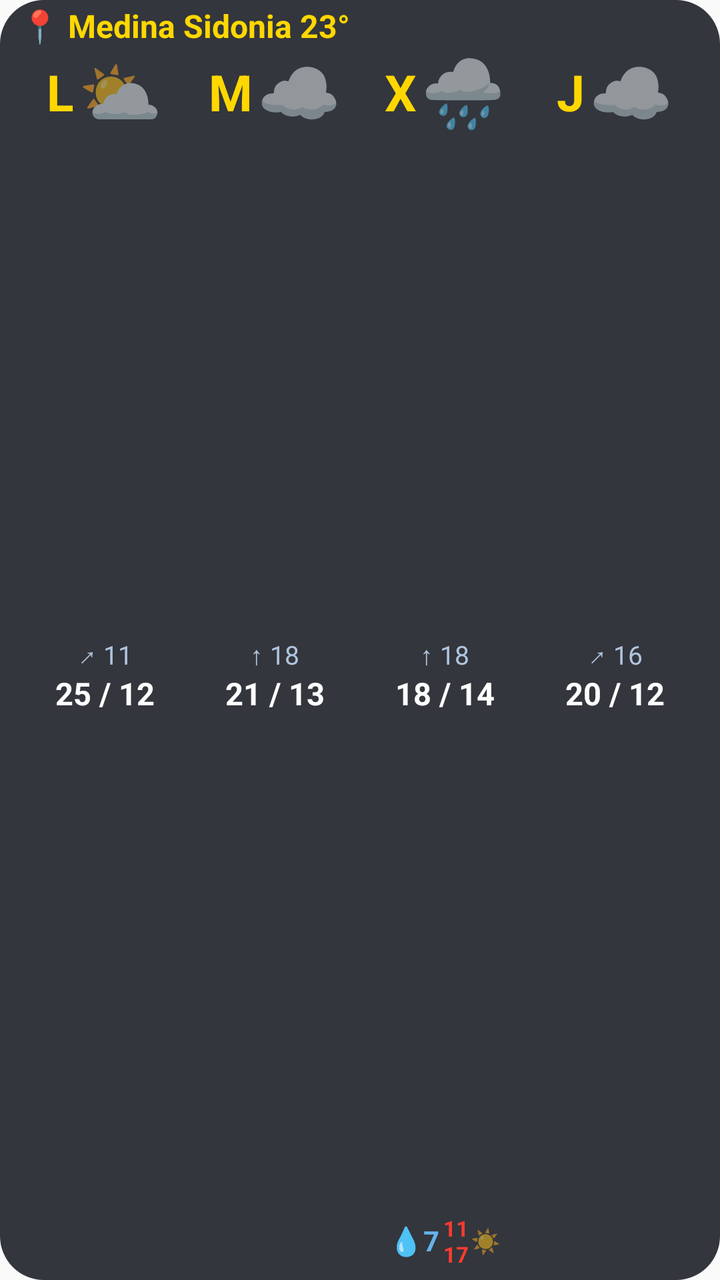
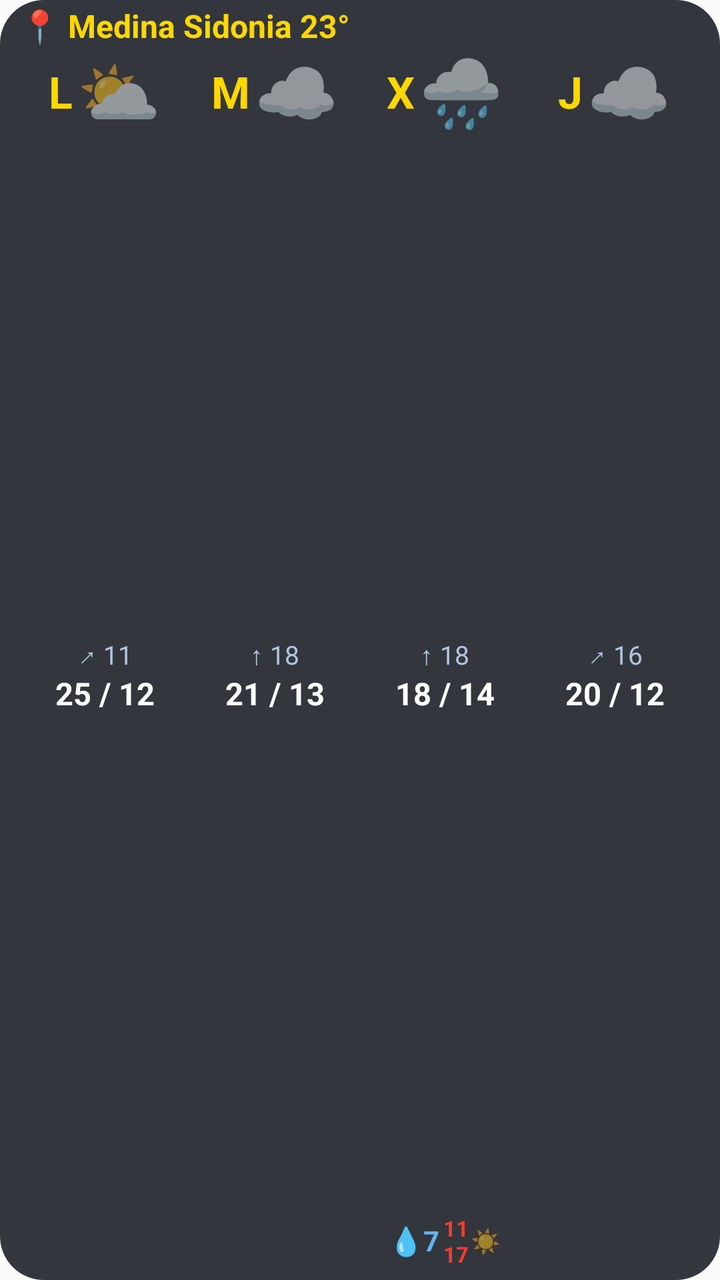

Screens rendered from an Android XML layout before and after an edit, with the pre-edit source and the edit as a unified diff.
<!-- AndroidManifest.xml: application theme Theme.AemetWidget -->
<!-- res/layout/widget_weather.xml -->
<?xml version="1.0" encoding="utf-8"?>
<LinearLayout xmlns:android="http://schemas.android.com/apk/res/android"
    android:id="@+id/widgetRoot"
    android:layout_width="match_parent"
    android:layout_height="match_parent"
    android:background="@drawable/bg_widget"
    android:orientation="vertical"
    android:paddingStart="10dp"
    android:paddingEnd="10dp"
    android:paddingTop="4dp"
    android:paddingBottom="4dp">

    
    <LinearLayout
        android:layout_width="match_parent"
        android:layout_height="wrap_content"
        android:gravity="center_vertical"
        android:orientation="horizontal"
        android:layout_marginBottom="2dp">

        <TextView
            android:id="@+id/tvHeaderCityTemp"
            android:layout_width="0dp"
            android:layout_height="wrap_content"
            android:layout_weight="1"
            android:ellipsize="end"
            android:includeFontPadding="false"
            android:singleLine="true"
            android:text="📍 Medina Sidonia 23°"
            android:textColor="#FFD700"
            android:textSize="16sp"
            android:textStyle="bold" />

        <TextView
            android:id="@+id/tvUpdateTime"
            android:layout_width="wrap_content"
            android:layout_height="wrap_content"
            android:includeFontPadding="false"
            android:text=""
            android:textColor="#A0AEC0"
            android:textSize="11.5sp" />
    </LinearLayout>

    
    <LinearLayout
        android:layout_width="match_parent"
        android:layout_height="0dp"
        android:layout_weight="1"
        android:orientation="horizontal"
        android:weightSum="4">

        
        <LinearLayout
            android:id="@+id/card0"
            android:layout_width="0dp"
            android:layout_height="match_parent"
            android:layout_weight="1"
            android:gravity="center_horizontal"
            android:orientation="vertical"
            android:paddingTop="2dp"
            android:paddingBottom="2dp">

            
            <LinearLayout
                android:layout_width="wrap_content"
                android:layout_height="wrap_content"
                android:gravity="center_vertical"
                android:orientation="horizontal">

                <TextView
                    android:id="@+id/day0"
                    android:layout_width="wrap_content"
                    android:layout_height="wrap_content"
                    android:layout_marginEnd="2dp"
                    android:includeFontPadding="false"
                    android:text="L"
                    android:textColor="#FFD700"
                    android:textSize="25sp"
                    android:textStyle="bold" />

                <TextView
                    android:id="@+id/icon0"
                    android:layout_width="wrap_content"
                    android:layout_height="wrap_content"
                    android:includeFontPadding="false"
                    android:text="⛅"
                    android:textSize="34sp" />
            </LinearLayout>

            <ImageView
                android:layout_width="0dp"
                android:layout_height="0dp"
                android:layout_weight="1"
                android:contentDescription="@null"
                android:visibility="invisible" />

            
            <LinearLayout
                android:layout_width="wrap_content"
                android:layout_height="wrap_content"
                android:gravity="center_vertical"
                android:orientation="horizontal">

                <TextView
                    android:id="@+id/wind0"
                    android:layout_width="wrap_content"
                    android:layout_height="wrap_content"
                    android:includeFontPadding="false"
                    android:singleLine="true"
                    android:text="↗ 11"
                    android:textColor="#B0C4DE"
                    android:textSize="13sp" />

                <TextView
                    android:id="@+id/alertBell0"
                    android:layout_width="wrap_content"
                    android:layout_height="wrap_content"
                    android:layout_marginStart="2dp"
                    android:includeFontPadding="false"
                    android:singleLine="true"
                    android:text="🔔"
                    android:textSize="12.5sp"
                    android:visibility="gone" />
            </LinearLayout>

            
            <TextView
                android:id="@+id/temp0"
                android:layout_width="wrap_content"
                android:layout_height="wrap_content"
                android:layout_marginTop="2dp"
                android:includeFontPadding="false"
                android:singleLine="true"
                android:text="25 / 12"
                android:textColor="#FFFFFF"
                android:textSize="15.5sp"
                android:textStyle="bold" />

            <ImageView
                android:layout_width="0dp"
                android:layout_height="0dp"
                android:layout_weight="1"
                android:contentDescription="@null"
                android:visibility="invisible" />

            
            <LinearLayout
                android:layout_width="wrap_content"
                android:layout_height="wrap_content"
                android:gravity="center_vertical"
                android:orientation="horizontal">

                <TextView
                    android:id="@+id/rain0"
                    android:layout_width="wrap_content"
                    android:layout_height="wrap_content"
                    android:includeFontPadding="false"
                    android:singleLine="true"
                    android:text=""
                    android:textColor="#63B3ED"
                    android:textSize="14sp"
                    android:textStyle="bold" />

                <LinearLayout
                    android:layout_width="wrap_content"
                    android:layout_height="wrap_content"
                    android:layout_marginStart="2dp"
                    android:gravity="center_vertical"
                    android:orientation="horizontal">

                    <LinearLayout
                        android:layout_width="wrap_content"
                        android:layout_height="wrap_content"
                        android:gravity="center_horizontal"
                        android:orientation="vertical">

                        <TextView
                            android:id="@+id/uvStart0"
                            android:layout_width="wrap_content"
                            android:layout_height="wrap_content"
                            android:includeFontPadding="false"
                            android:singleLine="true"
                            android:text=""
                            android:textColor="#FF3B30"
                            android:textSize="11sp"
                            android:textStyle="bold" />

                        <TextView
                            android:id="@+id/uvEnd0"
                            android:layout_width="wrap_content"
                            android:layout_height="wrap_content"
                            android:includeFontPadding="false"
                            android:singleLine="true"
                            android:text=""
                            android:textColor="#FF3B30"
                            android:textSize="11sp"
                            android:textStyle="bold" />
                    </LinearLayout>

                    <TextView
                        android:id="@+id/uvIcon0"
                        android:layout_width="wrap_content"
                        android:layout_height="wrap_content"
                        android:layout_marginStart="1dp"
                        android:includeFontPadding="false"
                        android:singleLine="true"
                        android:text=""
                        android:textSize="12sp" />
                </LinearLayout>
            </LinearLayout>
        </LinearLayout>

        
        <LinearLayout
            android:id="@+id/card1"
            android:layout_width="0dp"
            android:layout_height="match_parent"
            android:layout_weight="1"
            android:gravity="center_horizontal"
            android:orientation="vertical"
            android:paddingTop="2dp"
            android:paddingBottom="2dp">

            
            <LinearLayout
                android:layout_width="wrap_content"
                android:layout_height="wrap_content"
                android:gravity="center_vertical"
                android:orientation="horizontal">

                <TextView
                    android:id="@+id/day1"
                    android:layout_width="wrap_content"
                    android:layout_height="wrap_content"
                    android:layout_marginEnd="2dp"
                    android:includeFontPadding="false"
                    android:text="M"
                    android:textColor="#FFD700"
                    android:textSize="25sp"
                    android:textStyle="bold" />

                <TextView
                    android:id="@+id/icon1"
                    android:layout_width="wrap_content"
                    android:layout_height="wrap_content"
                    android:includeFontPadding="false"
                    android:text="☁️"
                    android:textSize="34sp" />
            </LinearLayout>

            <ImageView
                android:layout_width="0dp"
                android:layout_height="0dp"
                android:layout_weight="1"
                android:contentDescription="@null"
                android:visibility="invisible" />

            
            <LinearLayout
                android:layout_width="wrap_content"
                android:layout_height="wrap_content"
                android:gravity="center_vertical"
                android:orientation="horizontal">

                <TextView
                    android:id="@+id/wind1"
                    android:layout_width="wrap_content"
                    android:layout_height="wrap_content"
                    android:includeFontPadding="false"
                    android:singleLine="true"
                    android:text="↑ 18"
                    android:textColor="#B0C4DE"
                    android:textSize="13sp" />

                <TextView
                    android:id="@+id/alertBell1"
                    android:layout_width="wrap_content"
                    android:layout_height="wrap_content"
                    android:layout_marginStart="2dp"
                    android:includeFontPadding="false"
                    android:singleLine="true"
                    android:text="🔔"
                    android:textSize="12.5sp"
                    android:visibility="gone" />
            </LinearLayout>

            
            <TextView
                android:id="@+id/temp1"
                android:layout_width="wrap_content"
                android:layout_height="wrap_content"
                android:layout_marginTop="2dp"
                android:includeFontPadding="false"
                android:singleLine="true"
                android:text="21 / 13"
                android:textColor="#FFFFFF"
                android:textSize="15.5sp"
                android:textStyle="bold" />

            <ImageView
                android:layout_width="0dp"
                android:layout_height="0dp"
                android:layout_weight="1"
                android:contentDescription="@null"
                android:visibility="invisible" />

            
            <LinearLayout
                android:layout_width="wrap_content"
                android:layout_height="wrap_content"
                android:gravity="center_vertical"
                android:orientation="horizontal">

                <TextView
                    android:id="@+id/rain1"
                    android:layout_width="wrap_content"
                    android:layout_height="wrap_content"
                    android:includeFontPadding="false"
                    android:singleLine="true"
                    android:text=""
                    android:textColor="#63B3ED"
                    android:textSize="14sp"
                    android:textStyle="bold" />

                <LinearLayout
                    android:layout_width="wrap_content"
                    android:layout_height="wrap_content"
                    android:layout_marginStart="2dp"
                    android:gravity="center_vertical"
                    android:orientation="horizontal">

                    <LinearLayout
                        android:layout_width="wrap_content"
                        android:layout_height="wrap_content"
                        android:gravity="center_horizontal"
                        android:orientation="vertical">

                        <TextView
                            android:id="@+id/uvStart1"
                            android:layout_width="wrap_content"
                            android:layout_height="wrap_content"
                            android:includeFontPadding="false"
                            android:singleLine="true"
                            android:text=""
                            android:textColor="#FF3B30"
                            android:textSize="11sp"
                            android:textStyle="bold" />

                        <TextView
                            android:id="@+id/uvEnd1"
                            android:layout_width="wrap_content"
                            android:layout_height="wrap_content"
                            android:includeFontPadding="false"
                            android:singleLine="true"
                            android:text=""
                            android:textColor="#FF3B30"
                            android:textSize="11sp"
                            android:textStyle="bold" />
                    </LinearLayout>

                    <TextView
                        android:id="@+id/uvIcon1"
                        android:layout_width="wrap_content"
                        android:layout_height="wrap_content"
                        android:layout_marginStart="1dp"
                        android:includeFontPadding="false"
                        android:singleLine="true"
                        android:text=""
                        android:textSize="12sp" />
                </LinearLayout>
            </LinearLayout>
        </LinearLayout>

        
        <LinearLayout
            android:id="@+id/card2"
            android:layout_width="0dp"
            android:layout_height="match_parent"
            android:layout_weight="1"
            android:gravity="center_horizontal"
            android:orientation="vertical"
            android:paddingTop="2dp"
            android:paddingBottom="2dp">

            
            <LinearLayout
                android:layout_width="wrap_content"
                android:layout_height="wrap_content"
                android:gravity="center_vertical"
                android:orientation="horizontal">

                <TextView
                    android:id="@+id/day2"
                    android:layout_width="wrap_content"
                    android:layout_height="wrap_content"
                    android:layout_marginEnd="2dp"
                    android:includeFontPadding="false"
                    android:text="X"
                    android:textColor="#FFD700"
                    android:textSize="25sp"
                    android:textStyle="bold" />

                <TextView
                    android:id="@+id/icon2"
                    android:layout_width="wrap_content"
                    android:layout_height="wrap_content"
                    android:includeFontPadding="false"
                    android:text="🌧️"
                    android:textSize="34sp" />
            </LinearLayout>

            <ImageView
                android:layout_width="0dp"
                android:layout_height="0dp"
                android:layout_weight="1"
                android:contentDescription="@null"
                android:visibility="invisible" />

            
            <LinearLayout
                android:layout_width="wrap_content"
                android:layout_height="wrap_content"
                android:gravity="center_vertical"
                android:orientation="horizontal">

                <TextView
                    android:id="@+id/wind2"
                    android:layout_width="wrap_content"
                    android:layout_height="wrap_content"
                    android:includeFontPadding="false"
                    android:singleLine="true"
                    android:text="↑ 18"
                    android:textColor="#B0C4DE"
                    android:textSize="13sp" />

                <TextView
                    android:id="@+id/alertBell2"
                    android:layout_width="wrap_content"
                    android:layout_height="wrap_content"
                    android:layout_marginStart="2dp"
                    android:includeFontPadding="false"
                    android:singleLine="true"
                    android:text="🔔"
                    android:textSize="12.5sp"
                    android:visibility="gone" />
            </LinearLayout>

            
            <TextView
                android:id="@+id/temp2"
                android:layout_width="wrap_content"
                android:layout_height="wrap_content"
                android:layout_marginTop="2dp"
                android:includeFontPadding="false"
                android:singleLine="true"
                android:text="18 / 14"
                android:textColor="#FFFFFF"
                android:textSize="15.5sp"
                android:textStyle="bold" />

            <ImageView
                android:layout_width="0dp"
                android:layout_height="0dp"
                android:layout_weight="1"
                android:contentDescription="@null"
                android:visibility="invisible" />

            
            <LinearLayout
                android:layout_width="wrap_content"
                android:layout_height="wrap_content"
                android:gravity="center_vertical"
                android:orientation="horizontal">

                <TextView
                    android:id="@+id/rain2"
                    android:layout_width="wrap_content"
                    android:layout_height="wrap_content"
                    android:includeFontPadding="false"
                    android:singleLine="true"
                    android:text="💧7"
                    android:textColor="#63B3ED"
                    android:textSize="14sp"
                    android:textStyle="bold" />

                <LinearLayout
                    android:layout_width="wrap_content"
                    android:layout_height="wrap_content"
                    android:layout_marginStart="2dp"
                    android:gravity="center_vertical"
                    android:orientation="horizontal">

                    <LinearLayout
                        android:layout_width="wrap_content"
                        android:layout_height="wrap_content"
                        android:gravity="center_horizontal"
                        android:orientation="vertical">

                        <TextView
                            android:id="@+id/uvStart2"
                            android:layout_width="wrap_content"
                            android:layout_height="wrap_content"
                            android:includeFontPadding="false"
                            android:singleLine="true"
                            android:text="11"
                            android:textColor="#FF3B30"
                            android:textSize="11sp"
                            android:textStyle="bold" />

                        <TextView
                            android:id="@+id/uvEnd2"
                            android:layout_width="wrap_content"
                            android:layout_height="wrap_content"
                            android:includeFontPadding="false"
                            android:singleLine="true"
                            android:text="17"
                            android:textColor="#FF3B30"
                            android:textSize="11sp"
                            android:textStyle="bold" />
                    </LinearLayout>

                    <TextView
                        android:id="@+id/uvIcon2"
                        android:layout_width="wrap_content"
                        android:layout_height="wrap_content"
                        android:layout_marginStart="1dp"
                        android:includeFontPadding="false"
                        android:singleLine="true"
                        android:text="☀️"
                        android:textSize="12sp" />
                </LinearLayout>
            </LinearLayout>
        </LinearLayout>

        
        <LinearLayout
            android:id="@+id/card3"
            android:layout_width="0dp"
            android:layout_height="match_parent"
            android:layout_weight="1"
            android:gravity="center_horizontal"
            android:orientation="vertical"
            android:paddingTop="2dp"
            android:paddingBottom="2dp">

            
            <LinearLayout
                android:layout_width="wrap_content"
                android:layout_height="wrap_content"
                android:gravity="center_vertical"
                android:orientation="horizontal">

                <TextView
                    android:id="@+id/day3"
                    android:layout_width="wrap_content"
                    android:layout_height="wrap_content"
                    android:layout_marginEnd="2dp"
                    android:includeFontPadding="false"
                    android:text="J"
                    android:textColor="#FFD700"
                    android:textSize="25sp"
                    android:textStyle="bold" />

                <TextView
                    android:id="@+id/icon3"
                    android:layout_width="wrap_content"
                    android:layout_height="wrap_content"
                    android:includeFontPadding="false"
                    android:text="☁️"
                    android:textSize="34sp" />
            </LinearLayout>

            <ImageView
                android:layout_width="0dp"
                android:layout_height="0dp"
                android:layout_weight="1"
                android:contentDescription="@null"
                android:visibility="invisible" />

            
            <LinearLayout
                android:layout_width="wrap_content"
                android:layout_height="wrap_content"
                android:gravity="center_vertical"
                android:orientation="horizontal">

                <TextView
                    android:id="@+id/wind3"
                    android:layout_width="wrap_content"
                    android:layout_height="wrap_content"
                    android:includeFontPadding="false"
                    android:singleLine="true"
                    android:text="↗ 16"
                    android:textColor="#B0C4DE"
                    android:textSize="13sp" />

                <TextView
                    android:id="@+id/alertBell3"
                    android:layout_width="wrap_content"
                    android:layout_height="wrap_content"
                    android:layout_marginStart="2dp"
                    android:includeFontPadding="false"
                    android:singleLine="true"
                    android:text="🔔"
                    android:textSize="12.5sp"
                    android:visibility="gone" />
            </LinearLayout>

            
            <TextView
                android:id="@+id/temp3"
                android:layout_width="wrap_content"
                android:layout_height="wrap_content"
                android:layout_marginTop="2dp"
                android:includeFontPadding="false"
                android:singleLine="true"
                android:text="20 / 12"
                android:textColor="#FFFFFF"
                android:textSize="15.5sp"
                android:textStyle="bold" />

            <ImageView
                android:layout_width="0dp"
                android:layout_height="0dp"
                android:layout_weight="1"
                android:contentDescription="@null"
                android:visibility="invisible" />

            
            <LinearLayout
                android:layout_width="wrap_content"
                android:layout_height="wrap_content"
                android:gravity="center_vertical"
                android:orientation="horizontal">

                <TextView
                    android:id="@+id/rain3"
                    android:layout_width="wrap_content"
                    android:layout_height="wrap_content"
                    android:includeFontPadding="false"
                    android:singleLine="true"
                    android:text=""
                    android:textColor="#63B3ED"
                    android:textSize="14sp"
                    android:textStyle="bold" />

                <LinearLayout
                    android:layout_width="wrap_content"
                    android:layout_height="wrap_content"
                    android:layout_marginStart="2dp"
                    android:gravity="center_vertical"
                    android:orientation="horizontal">

                    <LinearLayout
                        android:layout_width="wrap_content"
                        android:layout_height="wrap_content"
                        android:gravity="center_horizontal"
                        android:orientation="vertical">

                        <TextView
                            android:id="@+id/uvStart3"
                            android:layout_width="wrap_content"
                            android:layout_height="wrap_content"
                            android:includeFontPadding="false"
                            android:singleLine="true"
                            android:text=""
                            android:textColor="#FF3B30"
                            android:textSize="11sp"
                            android:textStyle="bold" />

                        <TextView
                            android:id="@+id/uvEnd3"
                            android:layout_width="wrap_content"
                            android:layout_height="wrap_content"
                            android:includeFontPadding="false"
                            android:singleLine="true"
                            android:text=""
                            android:textColor="#FF3B30"
                            android:textSize="11sp"
                            android:textStyle="bold" />
                    </LinearLayout>

                    <TextView
                        android:id="@+id/uvIcon3"
                        android:layout_width="wrap_content"
                        android:layout_height="wrap_content"
                        android:layout_marginStart="1dp"
                        android:includeFontPadding="false"
                        android:singleLine="true"
                        android:text=""
                        android:textSize="12sp" />
                </LinearLayout>
            </LinearLayout>
        </LinearLayout>

    </LinearLayout>

</LinearLayout>
<!-- resources referenced by this layout -->
<resources>
  <!-- drawable bg_widget (drawable) -->
  <?xml version="1.0" encoding="utf-8"?>
  <shape xmlns:android="http://schemas.android.com/apk/res/android"
      android:shape="rectangle">
      <solid android:color="#E61E2229" />
      <corners android:radius="22dp" />
  </shape>
  <style name="Theme.AemetWidget" parent="android:Theme.Material.Light.NoActionBar" />
</resources>

<!-- the commit's change to res/layout/widget_weather.xml (unified diff, before → after) -->
@@ -67,16 +67,32 @@
                 android:gravity="center_vertical"
                 android:orientation="horizontal">
 
-                <TextView
-                    android:id="@+id/day0"
+                <LinearLayout
                     android:layout_width="wrap_content"
                     android:layout_height="wrap_content"
                     android:layout_marginEnd="2dp"
-                    android:includeFontPadding="false"
-                    android:text="L"
-                    android:textColor="#FFD700"
-                    android:textSize="25sp"
-                    android:textStyle="bold" />
+                    android:gravity="center"
+                    android:orientation="vertical">
+
+                    <TextView
+                        android:id="@+id/day0"
+                        android:layout_width="wrap_content"
+                        android:layout_height="wrap_content"
+                        android:includeFontPadding="false"
+                        android:text="L"
+                        android:textColor="#FFD700"
+                        android:textSize="22sp"
+                        android:textStyle="bold" />
+
+                    <TextView
+                        android:id="@+id/cam0"
+                        android:layout_width="wrap_content"
+                        android:layout_height="wrap_content"
+                        android:includeFontPadding="false"
+                        android:text="📷"
+                        android:textSize="9.5sp"
+                        android:visibility="gone" />
+                </LinearLayout>
 
                 <TextView
                     android:id="@+id/icon0"
@@ -228,16 +244,32 @@
                 android:gravity="center_vertical"
                 android:orientation="horizontal">
 
-                <TextView
-                    android:id="@+id/day1"
+                <LinearLayout
                     android:layout_width="wrap_content"
                     android:layout_height="wrap_content"
                     android:layout_marginEnd="2dp"
-                    android:includeFontPadding="false"
-                    android:text="M"
-                    android:textColor="#FFD700"
-                    android:textSize="25sp"
-                    android:textStyle="bold" />
+                    android:gravity="center"
+                    android:orientation="vertical">
+
+                    <TextView
+                        android:id="@+id/day1"
+                        android:layout_width="wrap_content"
+                        android:layout_height="wrap_content"
+                        android:includeFontPadding="false"
+                        android:text="M"
+                        android:textColor="#FFD700"
+                        android:textSize="22sp"
+                        android:textStyle="bold" />
+
+                    <TextView
+                        android:id="@+id/cam1"
+                        android:layout_width="wrap_content"
+                        android:layout_height="wrap_content"
+                        android:includeFontPadding="false"
+                        android:text="📷"
+                        android:textSize="9.5sp"
+                        android:visibility="gone" />
+                </LinearLayout>
 
                 <TextView
                     android:id="@+id/icon1"
@@ -389,16 +421,32 @@
                 android:gravity="center_vertical"
                 android:orientation="horizontal">
 
-                <TextView
-                    android:id="@+id/day2"
+                <LinearLayout
                     android:layout_width="wrap_content"
                     android:layout_height="wrap_content"
                     android:layout_marginEnd="2dp"
-                    android:includeFontPadding="false"
-                    android:text="X"
-                    android:textColor="#FFD700"
-                    android:textSize="25sp"
-                    android:textStyle="bold" />
+                    android:gravity="center"
+                    android:orientation="vertical">
+
+                    <TextView
+                        android:id="@+id/day2"
+                        android:layout_width="wrap_content"
+                        android:layout_height="wrap_content"
+                        android:includeFontPadding="false"
+                        android:text="X"
+                        android:textColor="#FFD700"
+                        android:textSize="22sp"
+                        android:textStyle="bold" />
+
+                    <TextView
+                        android:id="@+id/cam2"
+                        android:layout_width="wrap_content"
+                        android:layout_height="wrap_content"
+                        android:includeFontPadding="false"
+                        android:text="📷"
+                        android:textSize="9.5sp"
+                        android:visibility="gone" />
+                </LinearLayout>
 
                 <TextView
                     android:id="@+id/icon2"
@@ -550,16 +598,32 @@
                 android:gravity="center_vertical"
                 android:orientation="horizontal">
 
-                <TextView
-                    android:id="@+id/day3"
+                <LinearLayout
                     android:layout_width="wrap_content"
                     android:layout_height="wrap_content"
                     android:layout_marginEnd="2dp"
-                    android:includeFontPadding="false"
-                    android:text="J"
-                    android:textColor="#FFD700"
-                    android:textSize="25sp"
-                    android:textStyle="bold" />
+                    android:gravity="center"
+                    android:orientation="vertical">
+
+                    <TextView
+                        android:id="@+id/day3"
+                        android:layout_width="wrap_content"
+                        android:layout_height="wrap_content"
+                        android:includeFontPadding="false"
+                        android:text="J"
+                        android:textColor="#FFD700"
+                        android:textSize="22sp"
+                        android:textStyle="bold" />
+
+                    <TextView
+                        android:id="@+id/cam3"
+                        android:layout_width="wrap_content"
+                        android:layout_height="wrap_content"
+                        android:includeFontPadding="false"
+                        android:text="📷"
+                        android:textSize="9.5sp"
+                        android:visibility="gone" />
+                </LinearLayout>
 
                 <TextView
                     android:id="@+id/icon3"
